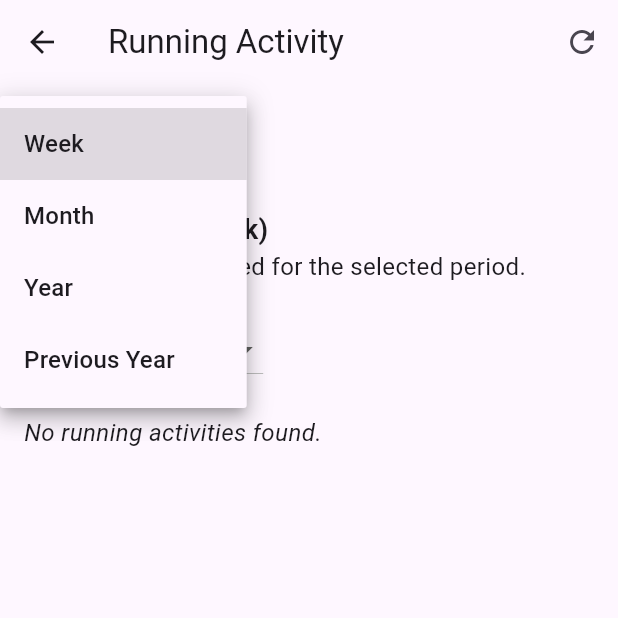
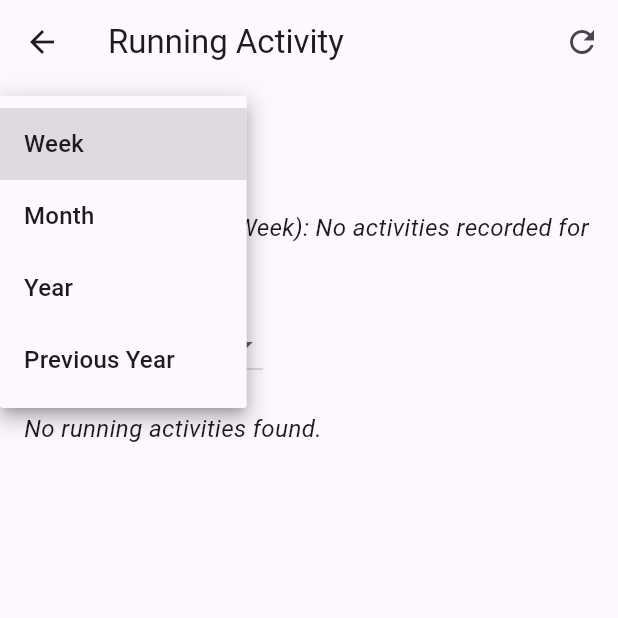
Before and after one commit to noe-vhh/PacePilot, a Flutter app: the RunningActivityPage screen opened directly, after a tap on "Week", on a phone screen of 412 x 824 dp, the top half of it. Run offline on Flutter 3.47's test engine with Material 3 defaults, Android fonts, the light colour scheme and no system bars; our stand-ins replace flutter_secure_storage, shared_preferences; missing offline and left inert: flutter_web_auth_2; accounts and stored records are empty; network calls fail.

Commit message:
running_activity

```diff
--- a/lib/running_activity.dart
+++ b/lib/running_activity.dart
@@ -7,7 +7,6 @@ import 'dart:convert';
 import 'package:shared_preferences/shared_preferences.dart';
 
 import 'authentication.dart';
-import 'strava_data.dart';
 
 class RunningActivityPage extends StatefulWidget {
   const RunningActivityPage({Key? key}) : super(key: key);
@@ -23,12 +22,28 @@ class RunningActivityPageState extends State<RunningActivityPage> {
 
   String selectedRunningSummaryPeriod = 'Week';
   Duration? runningSummaryActiveTime;
+  double runningSummaryTotalDistance = 0.0;
+  double runningSummaryAveragePace = 0.0;
 
   String selectedRunningLog = 'Show Running Log';
+  String? accessToken;
+
+  @override
+  void initState() {
+    super.initState();
+    initializeData();
+  }
+
+  Future<void> initializeData() async {
+    await retrieveRunningLog();
+    accessToken = await getStoredAccessToken();
+    fetchAndSetRunningLog();
+    fetchAndSetRunningSummary();
+  }
 
   Future<void> fetchAndSetRunningLog() async {
-    String? accessToken = await getStoredAccessToken();
-
+    try {
+      // Function to fetch activities for a given page
       Future<void> fetchPage(int page) async {
         final apiUrl = Uri.https(
           'www.strava.com',
@@ -44,10 +59,17 @@ class RunningActivityPageState extends State<RunningActivityPage> {
         if (activityResponse.statusCode == 200) {
           final List<dynamic> activities = jsonDecode(activityResponse.body);
 
+          // Clear the log before adding new activities
+          setState(() {
+            runningLog.clear();
+          });
+
+          // Filter and add running activities to the running log
           for (var activity in activities) {
             if (activity['type'] == 'Run') {
               setState(() {
                 runningLog.add({
+                  'id': activity['id'],
                   'name': activity['name'],
                   'distance': activity['distance'],
                   'movingTime': activity['moving_time'],
@@ -61,15 +83,48 @@ class RunningActivityPageState extends State<RunningActivityPage> {
         }
       }
 
+      // Fetch pages until an incomplete page is received
       while (true) {
+        // Save the length before fetching the page
+        int initialLength = runningLog.length;
+
         await fetchPage(currentPage);
-      if (runningLog.length % perPage != 0) {
+
+        // Break if the last page is reached
+        if (runningLog.length - initialLength < perPage) {
           break;
         }
+
         currentPage++;
       }
 
-    storeRunningLog();
+      await storeRunningLog(runningLog);
+    } catch (e) {
+      print('Error fetching and setting running log: $e');
+    }
+  }
+
+  bool isActivityInLog(dynamic activity) {
+    // Check if the activity with the same id is already in the log
+    return runningLog.any((logEntry) => logEntry['id'] == activity['id']);
+  }
+
+  Future<void> storeRunningLog(List<Map<String, dynamic>> log) async {
+    SharedPreferences prefs = await SharedPreferences.getInstance();
+    prefs.setString('running_log', jsonEncode(log));
+  }
+
+  Future<void> retrieveRunningLog() async {
+    SharedPreferences prefs = await SharedPreferences.getInstance();
+    String? storedRunningLog = prefs.getString('running_log');
+    if (storedRunningLog != null) {
+      List<dynamic> decodedList = jsonDecode(storedRunningLog);
+      List<Map<String, dynamic>> runningLogList = decodedList.cast<Map<String, dynamic>>();
+
+      setState(() {
+        runningLog = runningLogList;
+      });
+    }
   }
 
   String formatDuration(int seconds) {
@@ -78,46 +133,93 @@ class RunningActivityPageState extends State<RunningActivityPage> {
   }
 
   String calculatePace(double distance, int seconds) {
-    if (distance == 0) {
-      return 'N/A';
+    int paceMinutes = 0;
+    int paceSeconds = 0;
+
+    if (distance > 0) {
+      double paceInMinutesPerKm = (seconds / 60) / (distance / 1000);
+
+      paceMinutes = paceInMinutesPerKm.toInt();
+      paceSeconds = ((paceInMinutesPerKm * 60) % 60).toInt();
+
+      // Ensure seconds are not more than 59
+      if (paceSeconds >= 60) {
+        paceMinutes += 1;
+        paceSeconds = 0;
       }
-    double pace = seconds / (distance / 1000);
-    int paceMinutes = pace.toInt() ~/ 60;
-    int paceSeconds = (pace % 60).toInt();
+    }
+
     return '$paceMinutes:${paceSeconds.toString().padLeft(2, '0')} min/km';
   }
 
-  Future<void> storeRunningLog() async {
-    SharedPreferences prefs = await SharedPreferences.getInstance();
-    prefs.setString('running_log', jsonEncode(runningLog));
+  Future<void> calculateRunningSummary(String period) async {
+    try {
+      final response = await http.get(
+        Uri.https('www.strava.com', '/api/v3/athlete/activities'),
+        headers: {'Authorization': 'Bearer $accessToken'},
+      );
+
+      if (response.statusCode == 200) {
+        final List<dynamic> activities = jsonDecode(response.body);
+
+        double totalRunningTime = 0.0;
+        double totalRunningDistance = 0.0;
+
+        DateTime now = DateTime.now();
+        DateTime startOfCurrentYear = DateTime(now.year);
+        DateTime startOfPreviousYear = DateTime(now.year - 1);
+
+        for (var activity in activities) {
+          DateTime startDate = DateTime.parse(activity['start_date']);
+          Duration difference = now.difference(startDate);
+
+          switch (period) {
+            case 'Week':
+              if (difference.inDays <= 7) {
+                totalRunningTime += activity['moving_time']?.toDouble() ?? 0;
+                totalRunningDistance += activity['distance']?.toDouble() ?? 0;
               }
-
-  Future<void> retrieveRunningLog() async {
-    SharedPreferences prefs = await SharedPreferences.getInstance();
-    String? storedRunningLog = prefs.getString('running_log');
-    if (storedRunningLog != null) {
-      setState(() {
-        runningLog = jsonDecode(storedRunningLog);
-      });
+              break;
+            case 'Month':
+              if (difference.inDays <= 30) {
+                totalRunningTime += activity['moving_time']?.toDouble() ?? 0;
+                totalRunningDistance += activity['distance']?.toDouble() ?? 0;
+              }
+              break;
+            case 'Year':
+              if (startDate.isAfter(startOfCurrentYear)) {
+                totalRunningTime += activity['moving_time']?.toDouble() ?? 0;
+                totalRunningDistance += activity['distance']?.toDouble() ?? 0;
+              }
+              break;
+            case 'Previous Year':
+              if (startDate.isAfter(startOfPreviousYear) && startDate.isBefore(startOfCurrentYear)) {
+                totalRunningTime += activity['moving_time']?.toDouble() ?? 0;
+                totalRunningDistance += activity['distance']?.toDouble() ?? 0;
+              }
+              break;
           }
         }
 
-  Future<void> fetchAndSetRunningSummary() async {
-    final accessToken = await getStoredAccessToken();
-    final result = await fetchUserActivitySummary(accessToken!, selectedRunningSummaryPeriod);
-    if (result['success']) {
-      final totalActiveSeconds = result['totalActiveTime']?.toDouble() ?? 0;
-      final activeDuration = Duration(seconds: totalActiveSeconds.toInt());
+        totalRunningTime = totalRunningTime.roundToDouble();
+
+        double averagePace = totalRunningTime > 0 ? totalRunningTime / (totalRunningDistance / 1000) / 60 : 0;
 
         setState(() {
-        runningSummaryActiveTime = activeDuration;
+          runningSummaryActiveTime = Duration(seconds: totalRunningTime.toInt());
+          runningSummaryTotalDistance = totalRunningDistance / 1000;
+          runningSummaryAveragePace = averagePace;
         });
       } else {
-      setState(() {
-        runningSummaryActiveTime = null;
-      });
-      print('Error: ${result['error']}');
+        print('Failed to fetch activities. Status code: ${response.statusCode}');
       }
+    } catch (e) {
+      print('Error: $e');
+    }
+  }
+
+  void fetchAndSetRunningSummary() {
+    calculateRunningSummary(selectedRunningSummaryPeriod);
   }
 
   void refreshRunningLog() {
@@ -133,11 +235,23 @@ class RunningActivityPageState extends State<RunningActivityPage> {
       final minutes = (runningSummaryActiveTime!.inMinutes % 60);
       final formattedTime = hours > 0 ? '${hours}h ${minutes}m' : '${minutes}m';
 
-      return buildProfileInfo('Active Time ($selectedRunningSummaryPeriod)', formattedTime);
+      // Convert average pace to minutes and seconds
+      final averagePaceMinutes = runningSummaryAveragePace.floor();
+      final averagePaceSeconds = ((runningSummaryAveragePace * 60) % 60).floor();
+
+      return Column(
+        crossAxisAlignment: CrossAxisAlignment.start,
+        children: [
+          Text('Running Summary ($selectedRunningSummaryPeriod)', style: const TextStyle(fontSize: 18, fontWeight: FontWeight.bold)),
+          Text(formattedTime, style: const TextStyle(fontSize: 16)),
+          Text('Total Distance: ${runningSummaryTotalDistance.toStringAsFixed(2)} km', style: const TextStyle(fontSize: 16)),
+          Text('Average Pace: $averagePaceMinutes:$averagePaceSeconds min/km', style: const TextStyle(fontSize: 16)),
+        ],
+      );
     } else {
-      return buildProfileInfo(
-        'Active Time ($selectedRunningSummaryPeriod)',
-        'No activities recorded for the selected period.',
+      return Text(
+        'Running Summary ($selectedRunningSummaryPeriod): No activities recorded for the selected period.',
+        style: const TextStyle(fontSize: 16, fontStyle: FontStyle.italic),
       );
     }
   }
@@ -150,14 +264,6 @@ class RunningActivityPageState extends State<RunningActivityPage> {
         Text(value, style: const TextStyle(fontSize: 16)),
       ],
     );
-  }
-
-  @override
-  void initState() {
-    super.initState();
-    retrieveRunningLog();
-    fetchAndSetRunningLog();
-    fetchAndSetRunningSummary();
   }
 
   @override
--- a/pubspec.yaml
+++ b/pubspec.yaml
@@ -14,6 +14,7 @@ dependencies:
   flutter_secure_storage: ^9.0.0
   cached_network_image: ^3.3.1
   sqflite: ^2.3.2
+  shared_preferences: ^2.2.2
 
 dev_dependencies:
   flutter_test:
```
Also changed, not shown: lib/main.dart (+33 -2 lines), pubspec.lock, 1 other file. Lines whose indentation alone changed are shown as unchanged.
